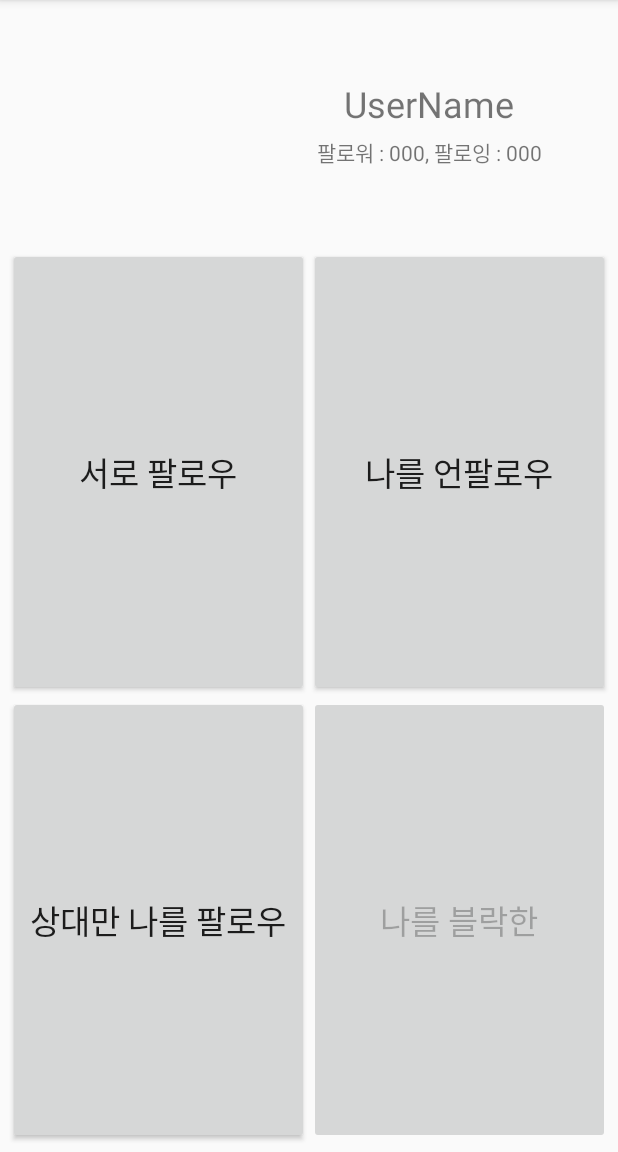
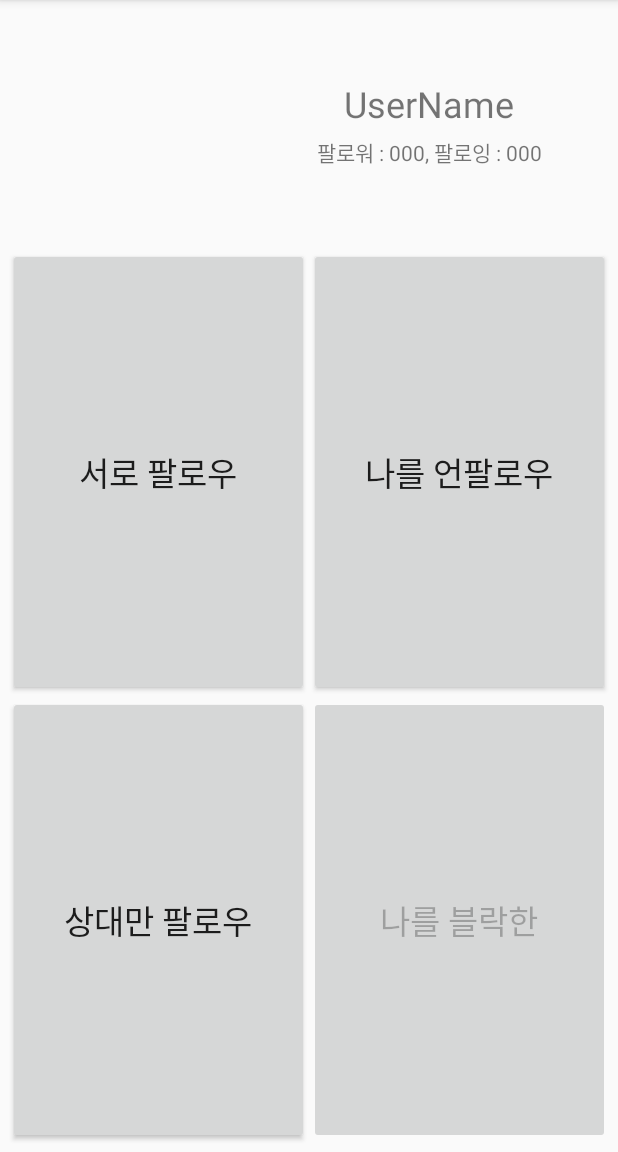
Before and after one commit to Hpark11/MediaBookmark, an Android app: the UserInfoActivity screen opened directly, with no data from a screen before it, on a phone screen of 412 x 824 dp, the part 84-1236 px from its top. Run offline under Robolectric (Android 15) with nearby library versions, the phone set to English and light mode, and no system bars; our stand-ins replace AdMob, Picasso; libraries missing offline, so code that uses them is left out: com.makeramen.roundedimageview; pictures from the network do not load; 5 statements that could not run were skipped.

Commit message:
Instagram checker done

```diff
--- a/app/src/main/java/hpark/instagramfollowers_prototype/activity/UserInfoActivity.java
+++ b/app/src/main/java/hpark/instagramfollowers_prototype/activity/UserInfoActivity.java
@@ -248,7 +248,7 @@ public class UserInfoActivity extends AppCompatActivity {
                         }
                     }
 
-                    onlyFollowedByButton.setText("상대만 나를 팔로우\n\n" + onlyFollowedByUsersInfo.size());
+                    onlyFollowedByButton.setText("상대만 팔로우\n\n" + onlyFollowedByUsersInfo.size());
                 }
             } else if (msg.what == Constants.WHAT_ERROR) {
                 Toast.makeText(UserInfoActivity.this, "네트워크 에러", Toast.LENGTH_LONG).show();
--- a/app/src/main/java/hpark/instagramfollowers_prototype/api/HttpRequestManager.java
+++ b/app/src/main/java/hpark/instagramfollowers_prototype/api/HttpRequestManager.java
@@ -8,7 +8,6 @@ import org.json.JSONObject;
 import java.io.BufferedInputStream;
 import java.io.BufferedReader;
 import java.io.BufferedWriter;
-import java.io.DataOutputStream;
 import java.io.IOException;
 import java.io.InputStream;
 import java.io.InputStreamReader;
--- a/app/src/main/java/hpark/instagramfollowers_prototype/util/ImageCache.java
+++ b/app/src/main/java/hpark/instagramfollowers_prototype/util/ImageCache.java
@@ -30,16 +30,15 @@ public class ImageCache {
         setLimit(Runtime.getRuntime().maxMemory()/4);
     }
 
-    public void setLimit(long new_limit){
+    public void setLimit(long new_limit) {
         limit=new_limit;
-        Log.i(TAG, "MemoryCache will use up to "+limit/1024./1024.+"MB");
+        Log.i(TAG, "MemoryCache will use up to " + limit/1024./1024.+"MB");
     }
 
     public Bitmap get(String id){
         try{
             if(!cache.containsKey(id))
                 return null;
-
             //NullPointerException sometimes happen here http://code.google.com/p/osmdroid/issues/detail?id=78
             return cache.get(id);
         } catch(NullPointerException ex) {
--- a/app/src/main/res/layout/activity_userinfo.xml
+++ b/app/src/main/res/layout/activity_userinfo.xml
@@ -76,8 +76,8 @@
                 android:layout_height="wrap_content"
                 android:layout_weight="1"
                 android:onClick="onlyFollowedByButtonTapped"
-                android:text="상대만 나를 팔로우"
-                android:textSize="22sp"/>
+                android:text="상대만 팔로우"
+                android:textSize="22sp" />
         </LinearLayout>
 
         <LinearLayout
```
